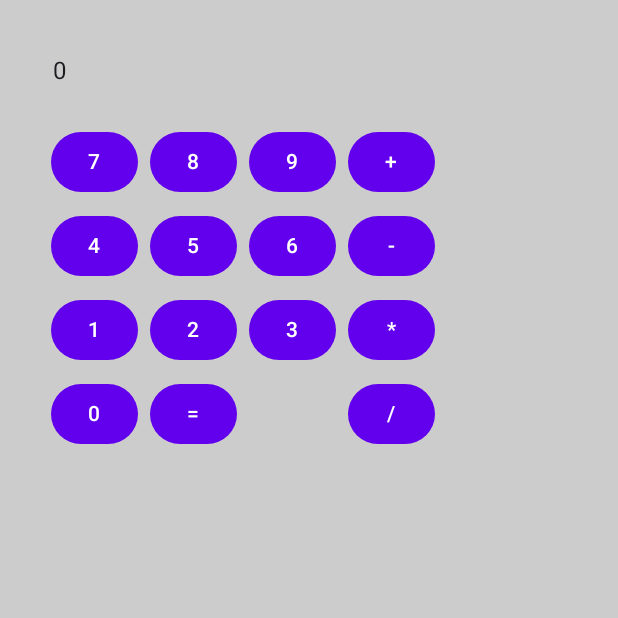
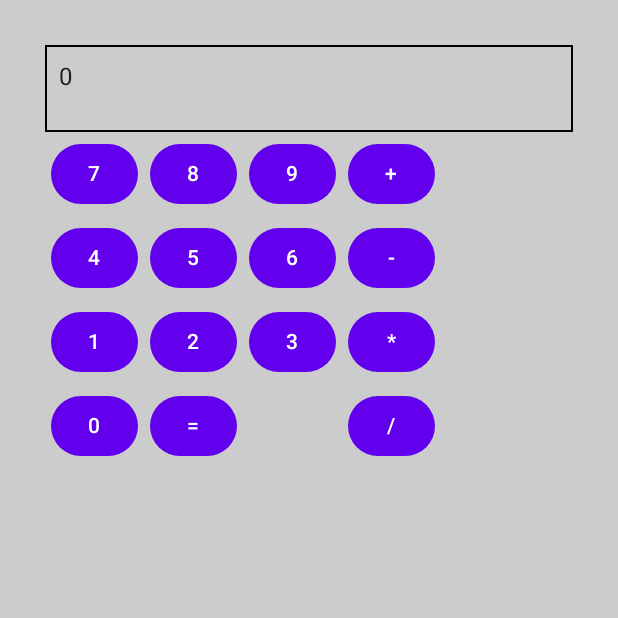
Before and after one commit to SumanHumagain/MultiCalculator_Cambrian, an Android app built with Jetpack Compose: the screen it shows after launch (MainActivity), on a phone screen of 412 x 824 dp, the top half of it. Run offline under Robolectric (Android 15) with nearby library versions, the phone set to English and light mode, and no system bars.

Commit message:
Display design fixes

```diff
--- a/androidApp/src/main/java/com/example/multicalculator/android/MainActivity.kt
+++ b/androidApp/src/main/java/com/example/multicalculator/android/MainActivity.kt
@@ -4,6 +4,8 @@ import android.os.Bundle
 import androidx.activity.ComponentActivity
 import androidx.activity.compose.setContent
 import androidx.compose.foundation.background
+import androidx.compose.foundation.border
+import androidx.compose.foundation.layout.Box
 import androidx.compose.foundation.layout.Column
 import androidx.compose.foundation.layout.Row
 import androidx.compose.foundation.layout.fillMaxSize
@@ -46,7 +48,13 @@ fun CalcView() {
             .background(Color.LightGray).padding(30.dp)
     ) {
         Row {
-            CalcDisplay(display = displayText)
+            Box(
+                modifier = Modifier
+                    .border(1.dp, Color.Black)
+                    .padding(4.dp)
+            ) {
+                CalcDisplay(display = displayText)
+            }
         }
 
         Row {
```
